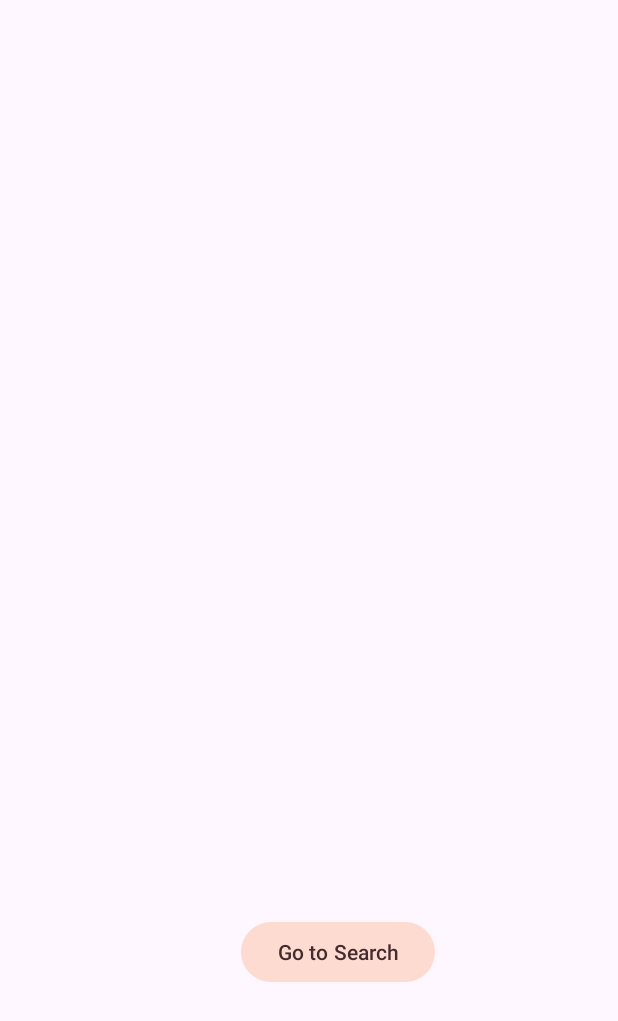
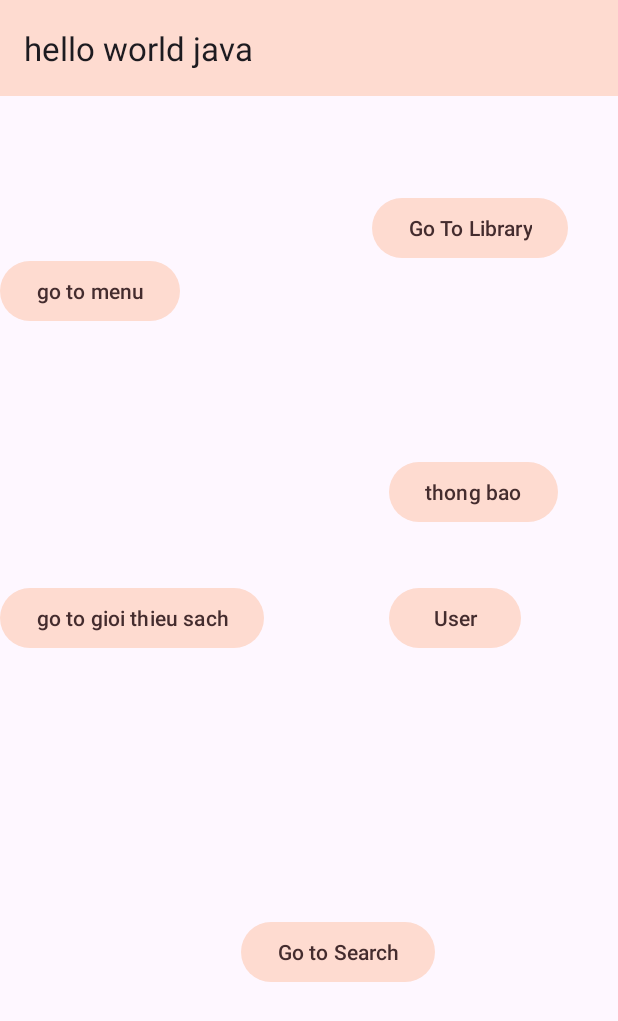
Before and after one commit to Nguyendao0/App-doc-sach-Android-nhom6-sangT2, an Android app: the screen it shows after launch (HomeActivity before the commit, MainActivity after it), on a phone screen of 412 x 824 dp. Shown: the top 1021 px of the screen. Run offline under Robolectric (Android 15) with nearby library versions, the phone set to English and light mode, and no system bars.

Commit message:
merge phuoc xong

```diff
--- a/app/src/main/java/com/example/helloworldjava/HomeActivity.java
+++ /dev/null
@@ -1,30 +0,0 @@
-package com.example.helloworldjava;
-
-import androidx.appcompat.app.AppCompatActivity;
-
-import android.content.Intent;
-import android.os.Bundle;
-import android.view.View;
-import android.widget.Button;
-
-public class HomeActivity extends AppCompatActivity {
-
-    @Override
-    protected void onCreate(Bundle savedInstanceState) {
-        super.onCreate(savedInstanceState);
-        setContentView(R.layout.home_layout);
-        btnOnclick();
-
-    }
-    protected void btnOnclick(){
-        Button btnSearch;
-        btnSearch = (Button) findViewById(R.id.button_search);
-        btnSearch.setOnClickListener(new View.OnClickListener() {
-            @Override
-            public void onClick(View v) {
-                Intent intent = new Intent(HomeActivity.this,SearchActivity.class );
-                startActivity(intent);
-            }
-        });
-    }
-}
--- a/app/src/main/res/layout/activity_main.xml
+++ b/app/src/main/res/layout/activity_main.xml
@@ -74,17 +74,21 @@
         app:layout_constraintStart_toStartOf="parent"
         app:layout_constraintTop_toTopOf="parent" />
 
+
+
     <Button
-        android:id="@+id/openSearchButton"
+        android:id="@+id/button_search"
+        android:onClick="gotoSearch"
         android:layout_width="wrap_content"
         android:layout_height="wrap_content"
-        android:text="go to Search"
+        android:layout_marginStart="160dp"
+        android:layout_marginTop="564dp"
+        android:layout_marginEnd="121dp"
+        android:layout_marginBottom="119dp"
+        android:text="Go to Search"
         app:layout_constraintBottom_toBottomOf="parent"
         app:layout_constraintEnd_toEndOf="parent"
-        app:layout_constraintHorizontal_bias="0.253"
         app:layout_constraintStart_toStartOf="parent"
-        app:layout_constraintTop_toTopOf="parent"
-        app:layout_constraintVertical_bias="0.364" />
-
+        app:layout_constraintTop_toTopOf="parent" />
 
 </androidx.constraintlayout.widget.ConstraintLayout>
--- a/app/src/main/res/layout/home_layout.xml
+++ /dev/null
@@ -1,21 +0,0 @@
-<?xml version="1.0" encoding="utf-8"?>
-<androidx.constraintlayout.widget.ConstraintLayout xmlns:android="http://schemas.android.com/apk/res/android"
-    xmlns:app="http://schemas.android.com/apk/res-auto"
-    xmlns:tools="http://schemas.android.com/tools"
-    android:layout_width="match_parent"
-    android:layout_height="match_parent">
-
-    <Button
-        android:id="@+id/button_search"
-        android:layout_width="wrap_content"
-        android:layout_height="wrap_content"
-        android:layout_marginStart="160dp"
-        android:layout_marginTop="564dp"
-        android:layout_marginEnd="121dp"
-        android:layout_marginBottom="119dp"
-        android:text="Go to Search"
-        app:layout_constraintBottom_toBottomOf="parent"
-        app:layout_constraintEnd_toEndOf="parent"
-        app:layout_constraintStart_toStartOf="parent"
-        app:layout_constraintTop_toTopOf="parent" />
-</androidx.constraintlayout.widget.ConstraintLayout>
--- a/app/src/main/res/layout/nav_search.xml
+++ b/app/src/main/res/layout/nav_search.xml
@@ -7,7 +7,7 @@
     android:layout_height="match_parent"
     android:gravity="end"
     android:orientation="horizontal"
-    tools:context=".SearchActivity">
+    tools:context=".MainActivity">
    <ListView
        android:layout_width="match_parent"
        android:layout_height="wrap_content"
--- a/app/src/main/res/layout/search_layout.xml
+++ b/app/src/main/res/layout/search_layout.xml
@@ -6,7 +6,7 @@
     android:layout_width="match_parent"
     android:layout_height="match_parent"
     android:orientation="vertical"
-    tools:context=".SearchActivity">
+    tools:context=".MainActivity">
 
   <LinearLayout
       android:id="@+id/nav_search_icon"
@@ -14,7 +14,7 @@
       android:layout_height="wrap_content"
       android:gravity="end"
       android:orientation="horizontal"
-      tools:context=".SearchActivity">
+      tools:context=".MainActivity">
       <EditText
           android:id="@+id/search_text"
           android:layout_width="wrap_content"
```
Also changed, not shown: app/src/main/AndroidManifest.xml (+8 -5 lines), app/src/main/java/com/example/helloworldjava/MainActivity.java (added, +109 -0 lines), app/src/main/java/com/example/helloworldjava/SearchActivity.java (+6 -87 lines).
